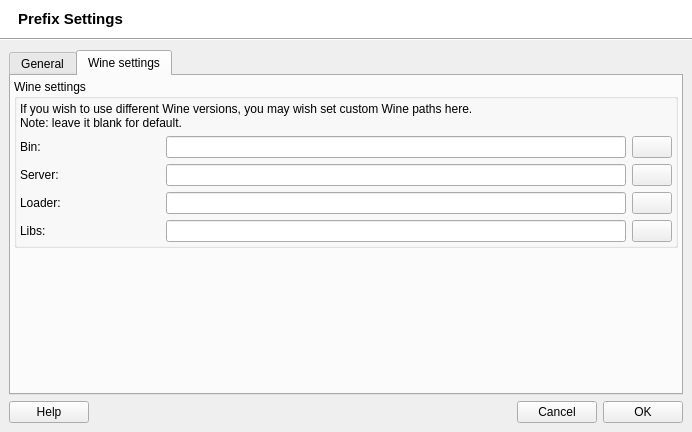
Above: src/q4wine-gui/uis/PrefixSettings.ui from brezerk/q4wine before the change. Below: the same form after it.
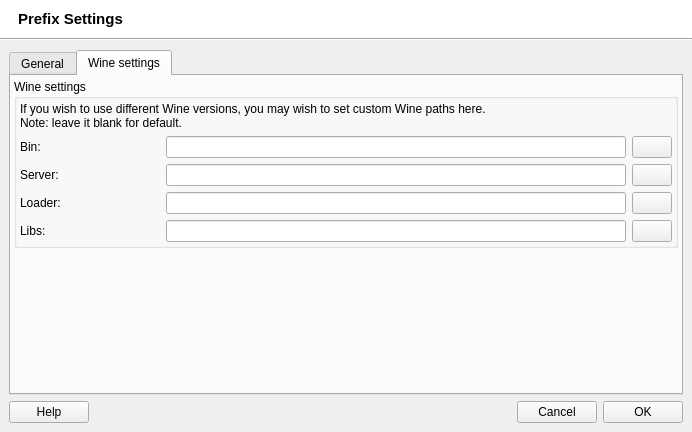
That is the form after the change. The open tabs and pages were chosen to show the change. Icons and pictures are not drawn.

```diff
--- a/src/q4wine-gui/uis/PrefixSettings.ui
+++ b/src/q4wine-gui/uis/PrefixSettings.ui
@@ -587,7 +587,7 @@
                 </sizepolicy>
                </property>
                <property name="text">
-                <string>If you wish to use different Wine versions, you may wish set custom Wine paths here.
+                <string>If you wish to use different Wine versions, you may wish to set custom Wine paths here.
 Note: leave it blank for default.</string>
                </property>
                <property name="scaledContents">
```
